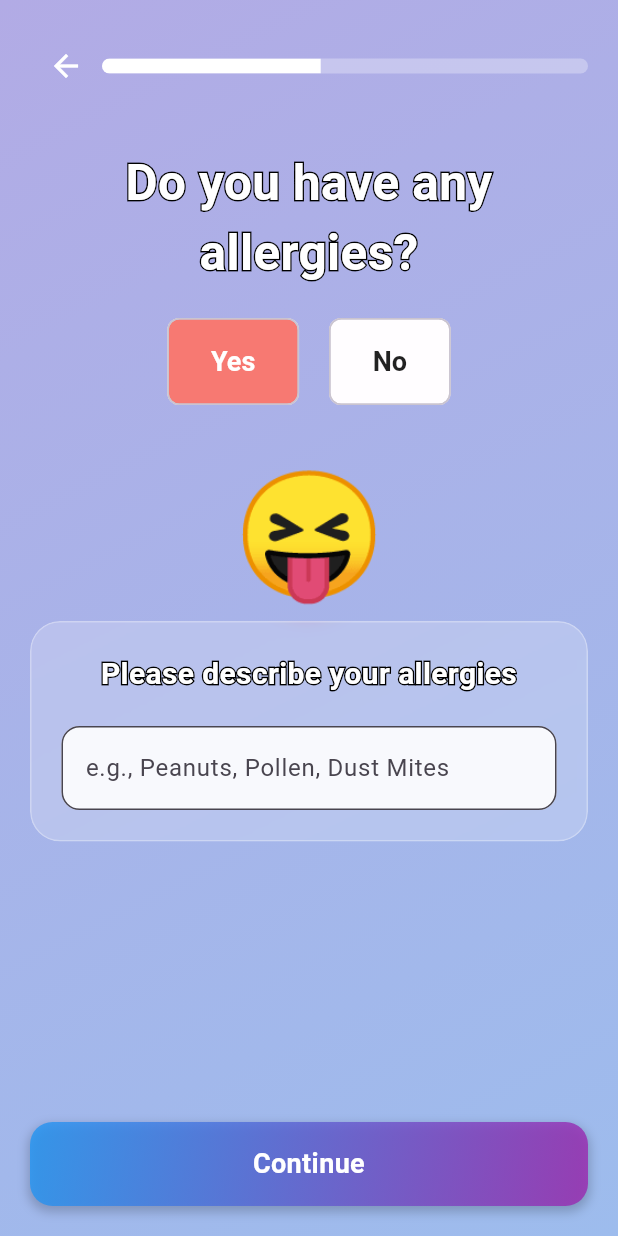
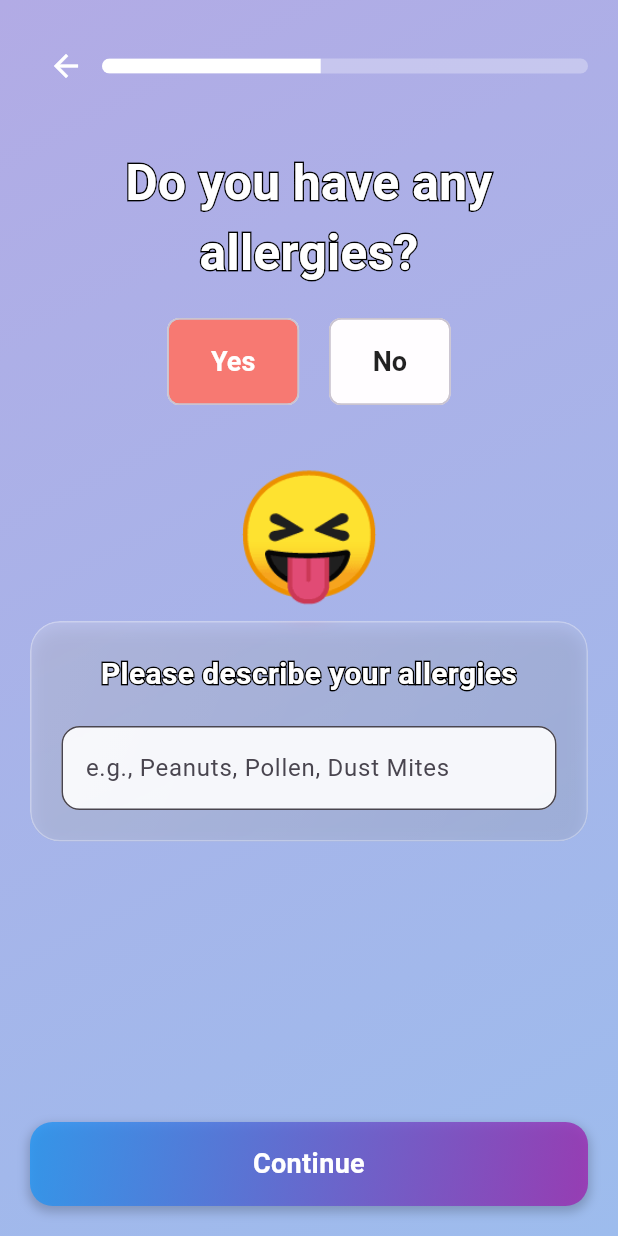
Before and after one commit to riyajidevindu/BeMA_App_V2, a Flutter app: the QuestionScreen10 screen opened by its route, after a tap on "Yes", on a phone screen of 412 x 824 dp. Run offline on Flutter 3.47's test engine with Material 3 defaults, Android fonts, the light colour scheme and no system bars; our stand-ins replace animated_background, animated_text_kit, awesome_snackbar_content, cloud_firestore, connectivity_plus, custom_navigation_bar and 7 more; missing offline and left inert: model_viewer_plus, record; accounts and stored records are empty; network calls fail; statements that could not run were skipped.

Commit message:
enhance UI of question screen 10 with gradient background and shadow effects

```diff
--- a/bema_application/lib/features/general_questions/screens/question_screen_10.dart
+++ b/bema_application/lib/features/general_questions/screens/question_screen_10.dart
@@ -231,11 +231,26 @@ class _QuestionScreen10State extends State<QuestionScreen10>
         child: Container(
           padding: const EdgeInsets.all(20),
           decoration: BoxDecoration(
-            color: Colors.white.withOpacity(0.2),
+            gradient: LinearGradient(
+              colors: [
+                Colors.white.withOpacity(0.2),
+                Colors.white.withOpacity(0.1)
+              ],
+              begin: Alignment.topLeft,
+              end: Alignment.bottomRight,
+            ),
             borderRadius: BorderRadius.circular(20),
             border: Border.all(
               color: Colors.white.withOpacity(0.3),
             ),
+            boxShadow: [
+              BoxShadow(
+                color: Colors.black.withOpacity(0.1),
+                spreadRadius: 1,
+                blurRadius: 10,
+                offset: const Offset(0, 5),
+              ),
+            ],
           ),
           child: Column(
             children: [
```
Also changed, not shown: bema_application/lib/features/daily_suggestions/screens/daily_suggestions_screen.dart (+7 -7 lines).
